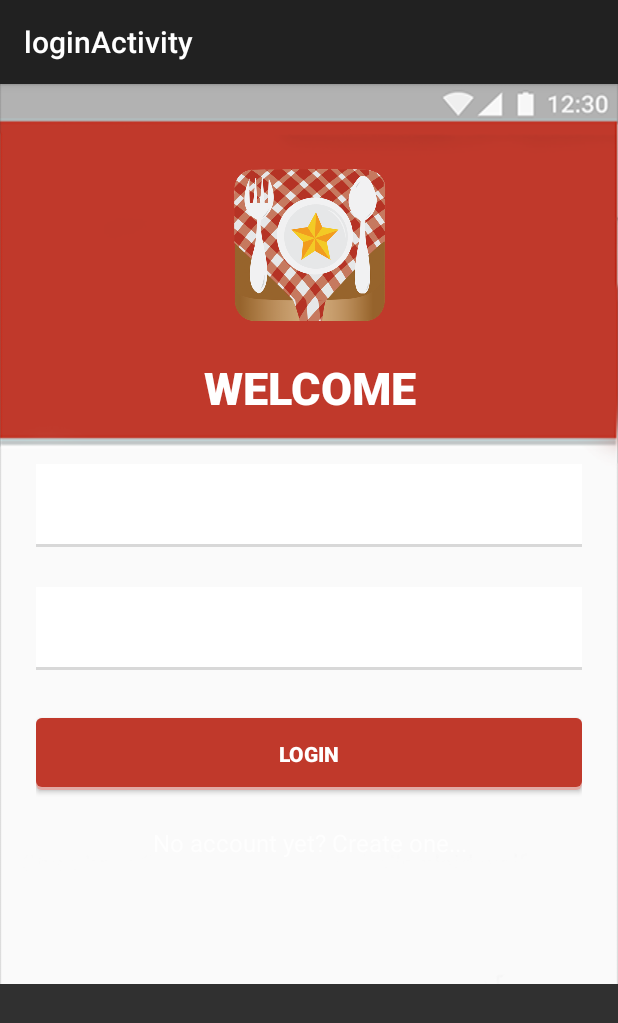
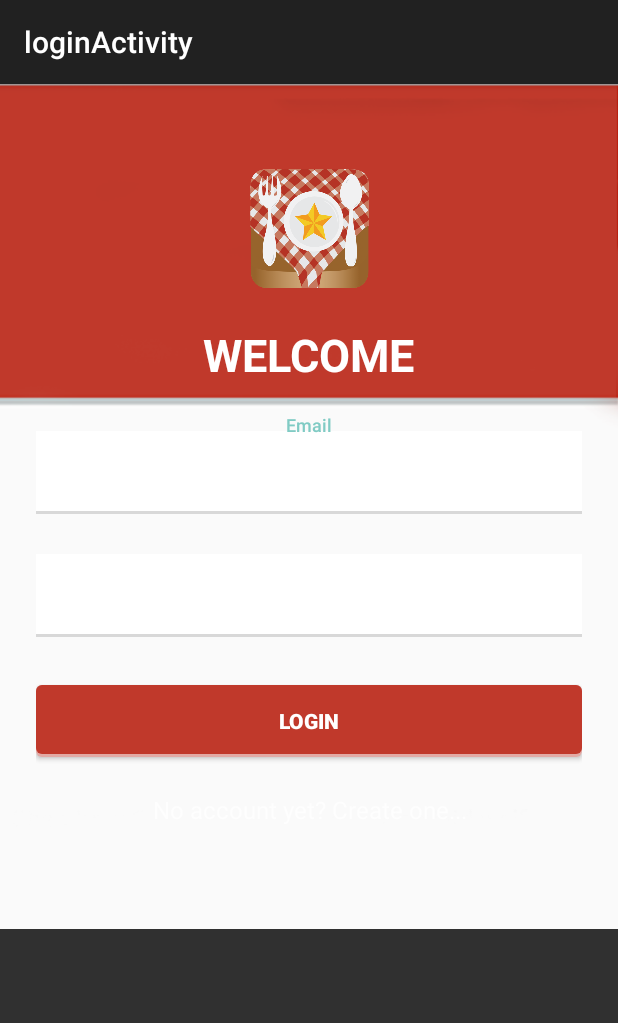
Before and after one commit to Tomislav776/Foodzye, an Android app: the loginActivity screen opened directly, with no data from a screen before it, on a phone screen of 412 x 824 dp. Shown: the top 1023 px of the screen. Run offline under Robolectric (Android 15) with nearby library versions, the phone set to English and light mode, and no system bars; our stand-ins replace ButterKnife.

Commit message:
Dizajn login i sign up

```diff
--- a/app/src/main/res/layout/activity_login.xml
+++ b/app/src/main/res/layout/activity_login.xml
@@ -15,25 +15,22 @@
 
         <ImageView android:src="@drawable/logo2"
             android:layout_width="wrap_content"
-            android:layout_height="102dp"
+            android:layout_height="80dp"
             android:layout_marginBottom="24dp"
             android:layout_gravity="center_horizontal" />
 
-        <EditText
-            android:layout_width="match_parent"
+        <TextView
+            android:layout_width="wrap_content"
             android:layout_height="wrap_content"
-            android:id="@+id/editText"
+            android:text="WELCOME"
+            android:id="@+id/textView"
             android:layout_gravity="center_horizontal"
-            android:text="WELCOME"
-            android:allowUndo="true"
-            android:gravity="center"
-            android:fontFamily="sans-serif-medium"
+            android:textColor="#ffffff"
             android:textStyle="bold"
-            android:textSize="30dp"
-            android:textColor="#ffffff"
-            android:background="#c0392b" />
+            android:textSize="30dp" />
 
         <!--  Email Label -->
+
         <android.support.design.widget.TextInputLayout
             android:layout_width="match_parent"
             android:layout_height="wrap_content"
```
Also changed, not shown: app/src/main/res/drawable/bckg.png.
